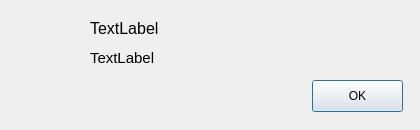
Above: ui/check_update.ui from urbanij/syRF before the change. Below: the same form after it.
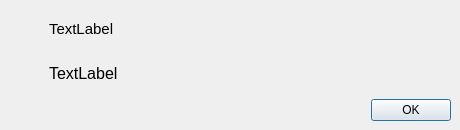
That is the form after the change.

```diff
--- a/ui/check_update.ui
+++ b/ui/check_update.ui
@@ -9,7 +9,7 @@
    <rect>
     <x>0</x>
     <y>0</y>
-    <width>420</width>
+    <width>460</width>
     <height>130</height>
    </rect>
   </property>
@@ -21,13 +21,13 @@
   </property>
   <property name="minimumSize">
    <size>
-    <width>420</width>
+    <width>460</width>
     <height>130</height>
    </size>
   </property>
   <property name="maximumSize">
    <size>
-    <width>420</width>
+    <width>460</width>
     <height>130</height>
    </size>
   </property>
@@ -44,33 +44,27 @@
    <bool>false</bool>
   </property>
   <widget class="QWidget" name="centralwidget">
-   <widget class="QLabel" name="label1">
-    <property name="geometry">
-     <rect>
-      <x>90</x>
-      <y>20</y>
-      <width>291</width>
-      <height>16</height>
-     </rect>
-    </property>
-    <property name="font">
-     <font>
-      <pointsize>12</pointsize>
-     </font>
-    </property>
-    <property name="text">
-     <string>TextLabel</string>
-    </property>
-   </widget>
+   <layout class="QGridLayout" name="gridLayout">
+    <item row="0" column="0">
+     <spacer name="horizontalSpacer">
+      <property name="orientation">
+       <enum>Qt::Horizontal</enum>
+      </property>
+      <property name="sizeType">
+       <enum>QSizePolicy::Fixed</enum>
+      </property>
+      <property name="sizeHint" stdset="0">
+       <size>
+        <width>40</width>
+        <height>20</height>
+       </size>
+      </property>
+     </spacer>
+    </item>
+    <item row="0" column="1">
+     <layout class="QVBoxLayout" name="verticalLayout">
+      <item>
    <widget class="QLabel" name="label2">
-    <property name="geometry">
-     <rect>
-      <x>90</x>
-      <y>50</y>
-      <width>321</width>
-      <height>16</height>
-     </rect>
-    </property>
     <property name="font">
      <font>
       <pointsize>11</pointsize>
@@ -80,15 +74,36 @@
      <string>TextLabel</string>
     </property>
    </widget>
+      </item>
+      <item>
+       <widget class="QLabel" name="label1">
+        <property name="font">
+         <font>
+          <pointsize>12</pointsize>
+         </font>
+        </property>
+        <property name="text">
+         <string>TextLabel</string>
+        </property>
+       </widget>
+      </item>
+      <item>
+       <layout class="QHBoxLayout" name="horizontalLayout">
+        <item>
+         <spacer name="horizontalSpacer_2">
+          <property name="orientation">
+           <enum>Qt::Horizontal</enum>
+          </property>
+          <property name="sizeHint" stdset="0">
+           <size>
+            <width>40</width>
+            <height>20</height>
+           </size>
+          </property>
+         </spacer>
+        </item>
+        <item>
    <widget class="QPushButton" name="ok_button_update">
-    <property name="geometry">
-     <rect>
-      <x>312</x>
-      <y>80</y>
-      <width>91</width>
-      <height>32</height>
-     </rect>
-    </property>
     <property name="text">
      <string>OK</string>
     </property>
@@ -99,6 +114,12 @@
      <bool>true</bool>
     </property>
    </widget>
+        </item>
+       </layout>
+      </item>
+     </layout>
+    </item>
+   </layout>
   </widget>
   <action name="actionAbout">
    <property name="text">
```
Lines whose indentation alone changed are shown as unchanged.
